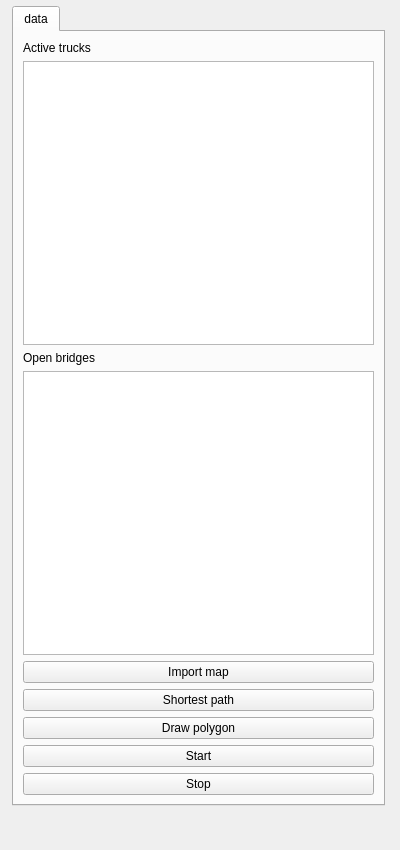
Qt form DispatchHero/spatial_decision_dockwidget_base_extra.ui (pimklaassen/GEO1005) before a commit.
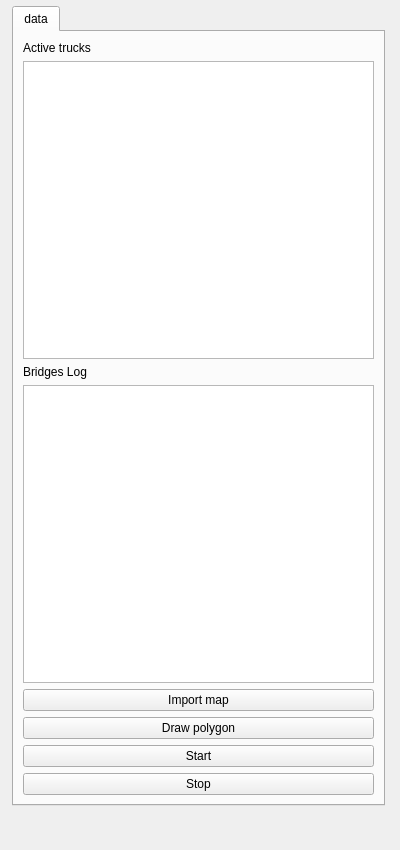
The same form after that commit.

```diff
--- a/DispatchHero/spatial_decision_dockwidget_base_extra.ui
+++ b/DispatchHero/spatial_decision_dockwidget_base_extra.ui
@@ -62,7 +62,7 @@
       <item>
        <widget class="QLabel" name="bridges">
         <property name="text">
-         <string>Open bridges</string>
+         <string>Bridges Log</string>
         </property>
        </widget>
       </item>
@@ -76,13 +76,6 @@
         </property>
        </widget>
       </item>
-      <item>
-       <widget class="QPushButton" name="calcShortestPath">
-        <property name="text">
-         <string>Shortest path</string>
-        </property>
-       </widget>
-      </item>
       <item>
        <widget class="QPushButton" name="drawPolygonButton">
         <property name="text">
```
